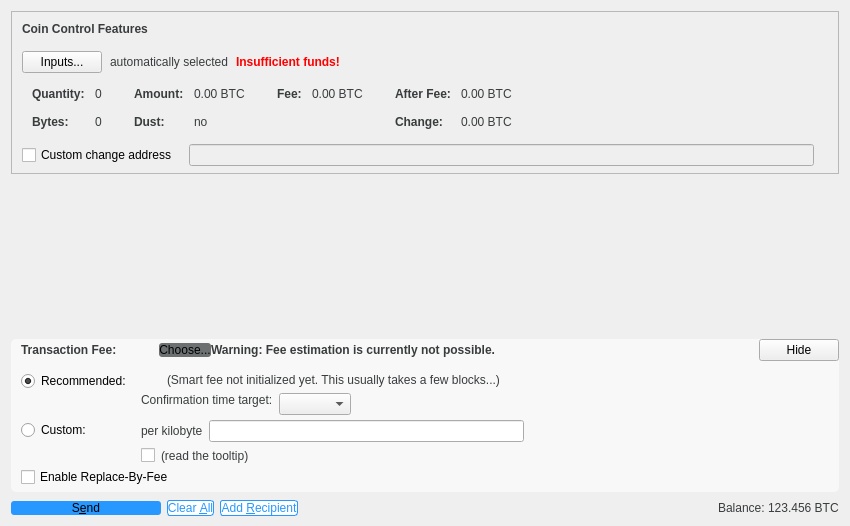
Above: src/qt/forms/sendcoinsdialog.ui from ecoinchain/ecoin before the change. Below: the same form after it.
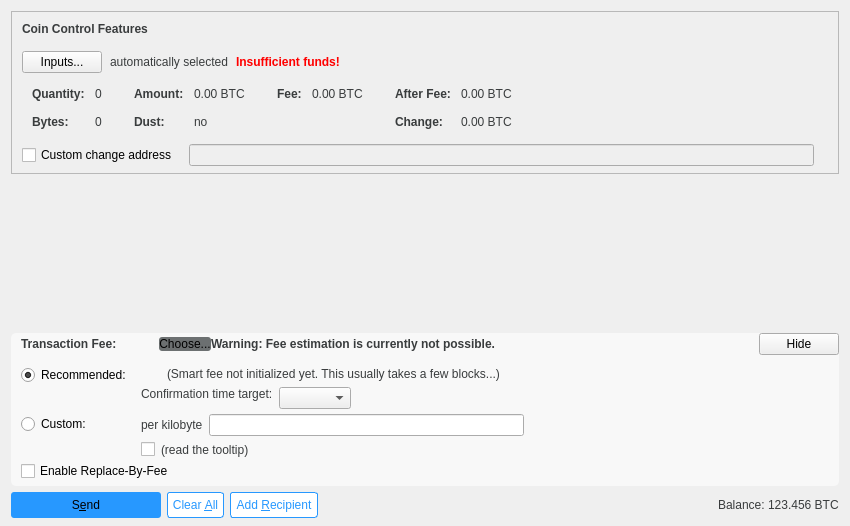
That is the form after the change. Icons and pictures are not drawn. Custom widgets are drawn as their Qt base class.

What changed in the file:
```diff
--- a/src/qt/forms/sendcoinsdialog.ui
+++ b/src/qt/forms/sendcoinsdialog.ui
@@ -14,33 +14,23 @@
    <string>Send Coins</string>
   </property>
   <property name="styleSheet">
-   <string notr="true">QPushButton#sendButton {
+   <string notr="true">#sendButton {
     border-style: solid;
-
-    border-radius : 3px;
+    border-radius: 3px;
 	border-width: 1px;
 	border-color: rgb(39, 152, 255);
 	background-color: rgb(39, 152, 255);
+padding : 6px;
 }
 
-QPushButton#clearButton {
+#addButton , #clearButton {
     border-style: solid;
     border-radius: 3px;
 	border-width: 1px;
 	border-color: rgb(39, 152, 255);
 	color: rgb(39, 152, 255);
 	background-color: white;
-}
-
-
-QPushButton#addButton {
-
-    border-style: solid;
-    border-radius: 3px;
-	border-width: 1px;
-	border-color: rgb(39, 152, 255);
-	color: rgb(39, 152, 255);
-	background-color: white;
+padding : 5px;
 }
 
 #buttonChooseFee{
@@ -642,7 +632,7 @@
         <x>0</x>
         <y>0</y>
         <width>830</width>
-        <height>95</height>
+        <height>85</height>
        </rect>
       </property>
       <layout class="QVBoxLayout" name="verticalLayout_2" stretch="0,1">
```
